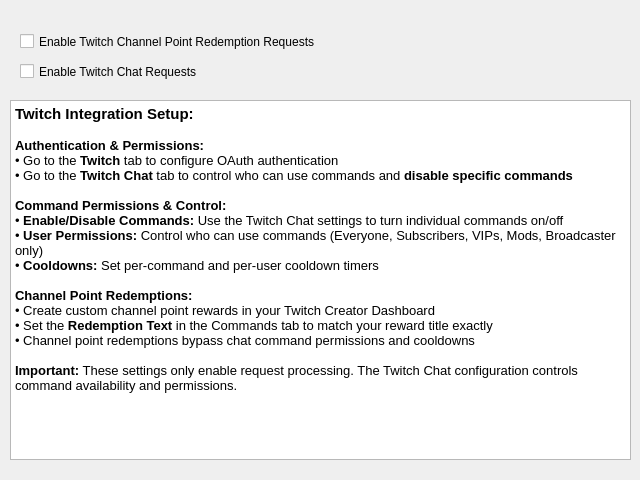
This is nowplaying/resources/ui/requests_integration.ui in whatsnowplaying/whats-now-playing as Qt 5 draws it before an edit. The edited form follows.
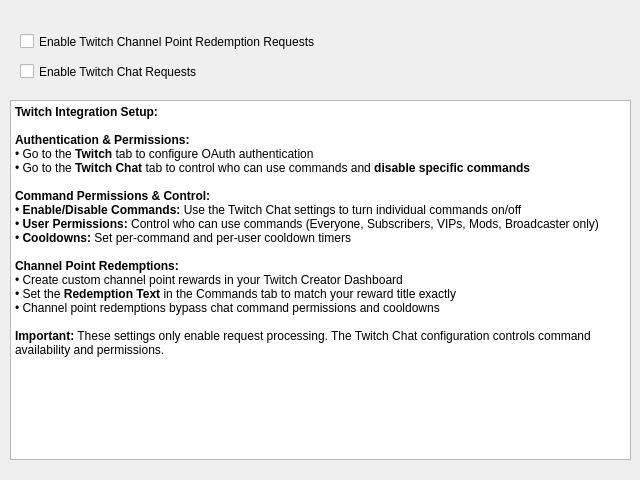
This is the edited form.

Commit message:
Fix Windows font scaling, hide unimplemented Kick commands, docs
* Remove hardcoded macOS font families and absolute pt sizes from
  all settings UI panels; Qt now inherits system font correctly on
  all platforms
* Fix About page title to use widget font property instead of
  inline HTML font-size
* Hide unimplemented command/permissions widgets in Kick Chat UI
* Add kickbot-settings.png and kickbot-chat.png to docs
* Update CHANGELOG: security fixes, SSL CA store, reliability
  improvements, arrow overlay, font scaling, Serato3 null-byte fix
* Remove basedpyright from requirements-dev.txt

```diff
--- a/nowplaying/resources/ui/requests_integration.ui
+++ b/nowplaying/resources/ui/requests_integration.ui
@@ -55,24 +55,24 @@
 hr { height: 1px; border-width: 0; }
 li.unchecked::marker { content: &quot;\2610&quot;; }
 li.checked::marker { content: &quot;\2612&quot;; }
-&lt;/style&gt;&lt;/head&gt;&lt;body style=&quot; font-family:'.AppleSystemUIFont'; font-size:13pt; font-weight:400; font-style:normal;&quot;&gt;
-&lt;p style=&quot; margin-top:0px; margin-bottom:0px; margin-left:0px; margin-right:0px; -qt-block-indent:0; text-indent:0px;&quot;&gt;&lt;span style=&quot; font-family:'Sans'; font-size:11pt; font-weight:600;&quot;&gt;Twitch Integration Setup:&lt;/span&gt;&lt;/p&gt;
-&lt;p style=&quot;-qt-paragraph-type:empty; margin-top:0px; margin-bottom:0px; margin-left:0px; margin-right:0px; -qt-block-indent:0; text-indent:0px; font-family:'Sans'; font-size:10pt;&quot;&gt;&lt;br /&gt;&lt;/p&gt;
-&lt;p style=&quot; margin-top:0px; margin-bottom:0px; margin-left:0px; margin-right:0px; -qt-block-indent:0; text-indent:0px;&quot;&gt;&lt;span style=&quot; font-family:'Sans'; font-size:10pt; font-weight:600;&quot;&gt;Authentication &amp;amp; Permissions:&lt;/span&gt;&lt;/p&gt;
-&lt;p style=&quot; margin-top:0px; margin-bottom:0px; margin-left:0px; margin-right:0px; -qt-block-indent:0; text-indent:0px;&quot;&gt;&lt;span style=&quot; font-family:'Sans'; font-size:10pt;&quot;&gt;• Go to the &lt;/span&gt;&lt;span style=&quot; font-family:'Sans'; font-size:10pt; font-weight:600;&quot;&gt;Twitch&lt;/span&gt;&lt;span style=&quot; font-family:'Sans'; font-size:10pt;&quot;&gt; tab to configure OAuth authentication&lt;/span&gt;&lt;/p&gt;
-&lt;p style=&quot; margin-top:0px; margin-bottom:0px; margin-left:0px; margin-right:0px; -qt-block-indent:0; text-indent:0px;&quot;&gt;&lt;span style=&quot; font-family:'Sans'; font-size:10pt;&quot;&gt;• Go to the &lt;/span&gt;&lt;span style=&quot; font-family:'Sans'; font-size:10pt; font-weight:600;&quot;&gt;Twitch Chat&lt;/span&gt;&lt;span style=&quot; font-family:'Sans'; font-size:10pt;&quot;&gt; tab to control who can use commands and &lt;/span&gt;&lt;span style=&quot; font-family:'Sans'; font-size:10pt; font-weight:600;&quot;&gt;disable specific commands&lt;/span&gt;&lt;/p&gt;
-&lt;p style=&quot;-qt-paragraph-type:empty; margin-top:0px; margin-bottom:0px; margin-left:0px; margin-right:0px; -qt-block-indent:0; text-indent:0px; font-family:'Sans'; font-size:10pt;&quot;&gt;&lt;br /&gt;&lt;/p&gt;
-&lt;p style=&quot; margin-top:0px; margin-bottom:0px; margin-left:0px; margin-right:0px; -qt-block-indent:0; text-indent:0px;&quot;&gt;&lt;span style=&quot; font-family:'Sans'; font-size:10pt; font-weight:600;&quot;&gt;Command Permissions &amp;amp; Control:&lt;/span&gt;&lt;/p&gt;
-&lt;p style=&quot; margin-top:0px; margin-bottom:0px; margin-left:0px; margin-right:0px; -qt-block-indent:0; text-indent:0px;&quot;&gt;&lt;span style=&quot; font-family:'Sans'; font-size:10pt;&quot;&gt;• &lt;/span&gt;&lt;span style=&quot; font-family:'Sans'; font-size:10pt; font-weight:600;&quot;&gt;Enable/Disable Commands:&lt;/span&gt;&lt;span style=&quot; font-family:'Sans'; font-size:10pt;&quot;&gt; Use the Twitch Chat settings to turn individual commands on/off&lt;/span&gt;&lt;/p&gt;
-&lt;p style=&quot; margin-top:0px; margin-bottom:0px; margin-left:0px; margin-right:0px; -qt-block-indent:0; text-indent:0px;&quot;&gt;&lt;span style=&quot; font-family:'Sans'; font-size:10pt;&quot;&gt;• &lt;/span&gt;&lt;span style=&quot; font-family:'Sans'; font-size:10pt; font-weight:600;&quot;&gt;User Permissions:&lt;/span&gt;&lt;span style=&quot; font-family:'Sans'; font-size:10pt;&quot;&gt; Control who can use commands (Everyone, Subscribers, VIPs, Mods, Broadcaster only)&lt;/span&gt;&lt;/p&gt;
-&lt;p style=&quot; margin-top:0px; margin-bottom:0px; margin-left:0px; margin-right:0px; -qt-block-indent:0; text-indent:0px;&quot;&gt;&lt;span style=&quot; font-family:'Sans'; font-size:10pt;&quot;&gt;• &lt;/span&gt;&lt;span style=&quot; font-family:'Sans'; font-size:10pt; font-weight:600;&quot;&gt;Cooldowns:&lt;/span&gt;&lt;span style=&quot; font-family:'Sans'; font-size:10pt;&quot;&gt; Set per-command and per-user cooldown timers&lt;/span&gt;&lt;/p&gt;
-&lt;p style=&quot;-qt-paragraph-type:empty; margin-top:0px; margin-bottom:0px; margin-left:0px; margin-right:0px; -qt-block-indent:0; text-indent:0px; font-family:'Sans'; font-size:10pt;&quot;&gt;&lt;br /&gt;&lt;/p&gt;
-&lt;p style=&quot; margin-top:0px; margin-bottom:0px; margin-left:0px; margin-right:0px; -qt-block-indent:0; text-indent:0px;&quot;&gt;&lt;span style=&quot; font-family:'Sans'; font-size:10pt; font-weight:600;&quot;&gt;Channel Point Redemptions:&lt;/span&gt;&lt;/p&gt;
-&lt;p style=&quot; margin-top:0px; margin-bottom:0px; margin-left:0px; margin-right:0px; -qt-block-indent:0; text-indent:0px;&quot;&gt;&lt;span style=&quot; font-family:'Sans'; font-size:10pt;&quot;&gt;• Create custom channel point rewards in your Twitch Creator Dashboard&lt;/span&gt;&lt;/p&gt;
-&lt;p style=&quot; margin-top:0px; margin-bottom:0px; margin-left:0px; margin-right:0px; -qt-block-indent:0; text-indent:0px;&quot;&gt;&lt;span style=&quot; font-family:'Sans'; font-size:10pt;&quot;&gt;• Set the &lt;/span&gt;&lt;span style=&quot; font-family:'Sans'; font-size:10pt; font-weight:600;&quot;&gt;Redemption Text&lt;/span&gt;&lt;span style=&quot; font-family:'Sans'; font-size:10pt;&quot;&gt; in the Commands tab to match your reward title exactly&lt;/span&gt;&lt;/p&gt;
-&lt;p style=&quot; margin-top:0px; margin-bottom:0px; margin-left:0px; margin-right:0px; -qt-block-indent:0; text-indent:0px;&quot;&gt;&lt;span style=&quot; font-family:'Sans'; font-size:10pt;&quot;&gt;• Channel point redemptions bypass chat command permissions and cooldowns&lt;/span&gt;&lt;/p&gt;
-&lt;p style=&quot;-qt-paragraph-type:empty; margin-top:0px; margin-bottom:0px; margin-left:0px; margin-right:0px; -qt-block-indent:0; text-indent:0px; font-family:'Sans'; font-size:10pt;&quot;&gt;&lt;br /&gt;&lt;/p&gt;
-&lt;p style=&quot; margin-top:0px; margin-bottom:0px; margin-left:0px; margin-right:0px; -qt-block-indent:0; text-indent:0px;&quot;&gt;&lt;span style=&quot; font-family:'Sans'; font-size:10pt; font-weight:600;&quot;&gt;Important:&lt;/span&gt;&lt;span style=&quot; font-family:'Sans'; font-size:10pt;&quot;&gt; These settings only enable request processing. The Twitch Chat configuration controls command availability and permissions.&lt;/span&gt;&lt;/p&gt;
+&lt;/style&gt;&lt;/head&gt;&lt;body&gt;
+&lt;p style=&quot;margin-top:0px; margin-bottom:0px; margin-left:0px; margin-right:0px; -qt-block-indent:0; text-indent:0px&quot;&gt;&lt;span style=&quot;font-weight: 600&quot;&gt;Twitch Integration Setup:&lt;/span&gt;&lt;/p&gt;
+&lt;p style=&quot;-qt-paragraph-type:empty; margin-top:0px; margin-bottom:0px; margin-left:0px; margin-right:0px; -qt-block-indent:0; text-indent:0px&quot;&gt;&lt;br /&gt;&lt;/p&gt;
+&lt;p style=&quot;margin-top:0px; margin-bottom:0px; margin-left:0px; margin-right:0px; -qt-block-indent:0; text-indent:0px&quot;&gt;&lt;span style=&quot;font-weight: 600&quot;&gt;Authentication &amp;amp; Permissions:&lt;/span&gt;&lt;/p&gt;
+&lt;p style=&quot;margin-top:0px; margin-bottom:0px; margin-left:0px; margin-right:0px; -qt-block-indent:0; text-indent:0px&quot;&gt;• Go to the &lt;span style=&quot;font-weight: 600&quot;&gt;Twitch&lt;/span&gt; tab to configure OAuth authentication&lt;/p&gt;
+&lt;p style=&quot;margin-top:0px; margin-bottom:0px; margin-left:0px; margin-right:0px; -qt-block-indent:0; text-indent:0px&quot;&gt;• Go to the &lt;span style=&quot;font-weight: 600&quot;&gt;Twitch Chat&lt;/span&gt; tab to control who can use commands and &lt;span style=&quot;font-weight: 600&quot;&gt;disable specific commands&lt;/span&gt;&lt;/p&gt;
+&lt;p style=&quot;-qt-paragraph-type:empty; margin-top:0px; margin-bottom:0px; margin-left:0px; margin-right:0px; -qt-block-indent:0; text-indent:0px&quot;&gt;&lt;br /&gt;&lt;/p&gt;
+&lt;p style=&quot;margin-top:0px; margin-bottom:0px; margin-left:0px; margin-right:0px; -qt-block-indent:0; text-indent:0px&quot;&gt;&lt;span style=&quot;font-weight: 600&quot;&gt;Command Permissions &amp;amp; Control:&lt;/span&gt;&lt;/p&gt;
+&lt;p style=&quot;margin-top:0px; margin-bottom:0px; margin-left:0px; margin-right:0px; -qt-block-indent:0; text-indent:0px&quot;&gt;• &lt;span style=&quot;font-weight: 600&quot;&gt;Enable/Disable Commands:&lt;/span&gt; Use the Twitch Chat settings to turn individual commands on/off&lt;/p&gt;
+&lt;p style=&quot;margin-top:0px; margin-bottom:0px; margin-left:0px; margin-right:0px; -qt-block-indent:0; text-indent:0px&quot;&gt;• &lt;span style=&quot;font-weight: 600&quot;&gt;User Permissions:&lt;/span&gt; Control who can use commands (Everyone, Subscribers, VIPs, Mods, Broadcaster only)&lt;/p&gt;
+&lt;p style=&quot;margin-top:0px; margin-bottom:0px; margin-left:0px; margin-right:0px; -qt-block-indent:0; text-indent:0px&quot;&gt;• &lt;span style=&quot;font-weight: 600&quot;&gt;Cooldowns:&lt;/span&gt; Set per-command and per-user cooldown timers&lt;/p&gt;
+&lt;p style=&quot;-qt-paragraph-type:empty; margin-top:0px; margin-bottom:0px; margin-left:0px; margin-right:0px; -qt-block-indent:0; text-indent:0px&quot;&gt;&lt;br /&gt;&lt;/p&gt;
+&lt;p style=&quot;margin-top:0px; margin-bottom:0px; margin-left:0px; margin-right:0px; -qt-block-indent:0; text-indent:0px&quot;&gt;&lt;span style=&quot;font-weight: 600&quot;&gt;Channel Point Redemptions:&lt;/span&gt;&lt;/p&gt;
+&lt;p style=&quot;margin-top:0px; margin-bottom:0px; margin-left:0px; margin-right:0px; -qt-block-indent:0; text-indent:0px&quot;&gt;• Create custom channel point rewards in your Twitch Creator Dashboard&lt;/p&gt;
+&lt;p style=&quot;margin-top:0px; margin-bottom:0px; margin-left:0px; margin-right:0px; -qt-block-indent:0; text-indent:0px&quot;&gt;• Set the &lt;span style=&quot;font-weight: 600&quot;&gt;Redemption Text&lt;/span&gt; in the Commands tab to match your reward title exactly&lt;/p&gt;
+&lt;p style=&quot;margin-top:0px; margin-bottom:0px; margin-left:0px; margin-right:0px; -qt-block-indent:0; text-indent:0px&quot;&gt;• Channel point redemptions bypass chat command permissions and cooldowns&lt;/p&gt;
+&lt;p style=&quot;-qt-paragraph-type:empty; margin-top:0px; margin-bottom:0px; margin-left:0px; margin-right:0px; -qt-block-indent:0; text-indent:0px&quot;&gt;&lt;br /&gt;&lt;/p&gt;
+&lt;p style=&quot;margin-top:0px; margin-bottom:0px; margin-left:0px; margin-right:0px; -qt-block-indent:0; text-indent:0px&quot;&gt;&lt;span style=&quot;font-weight: 600&quot;&gt;Important:&lt;/span&gt; These settings only enable request processing. The Twitch Chat configuration controls command availability and permissions.&lt;/p&gt;
 &lt;/body&gt;&lt;/html&gt;</string>
    </property>
   </widget>
```
The commit also changes 26 other files.
